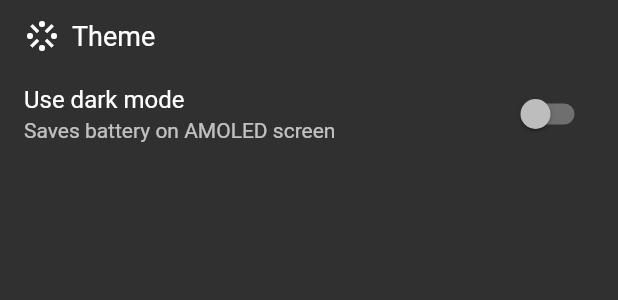
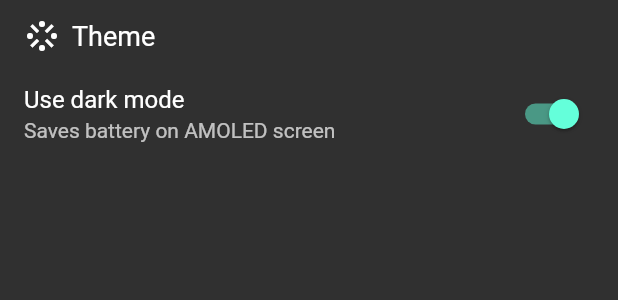
Before and after one commit to flamyoad/meal_generator, a Flutter app: the OptionsScreen widget shown alone on an empty page, opened directly, after a tap on "Use dark mode", on a phone screen of 412 x 824 dp. Shown: the top 300 px of the screen. Run offline on Flutter 3.47's test engine with Material 2 defaults, Android fonts, the phone set to English and light mode, and no system bars; our stand-ins replace bloc, dartz, dio, equatable, flutter_bloc, get_it and 2 more; network calls fail.

Commit message:
Implement dark theme with Inherited Widget

```diff
--- /dev/null
+++ b/lib/app_settings.dart
@@ -0,0 +1,49 @@
+import 'package:flutter/cupertino.dart';
+import 'package:flutter/material.dart';
+
+class AppSettings extends StatefulWidget {
+  final Widget child;
+
+  AppSettings({required this.child}) : super();
+
+  @override
+  State<StatefulWidget> createState() => AppSettingsState();
+}
+
+class AppSettingsState extends State<AppSettings> {
+  ThemeMode theme = ThemeMode.system;
+
+  setTheme(ThemeMode newTheme) {
+    setState(() {
+      theme = newTheme;
+    });
+  }
+
+  @override
+  Widget build(BuildContext context) {
+    return AppSettingsChanger(settings: this, child: widget.child);
+  }
+}
+
+// Inherited widget stores the State of the AppSettings class
+class AppSettingsChanger extends InheritedWidget {
+  final AppSettingsState settings;
+
+  AppSettingsChanger({required this.settings, required Widget child})
+      : super(child: child);
+
+  static AppSettingsState of(BuildContext context) {
+    var inherited = context.dependOnInheritedWidgetOfExactType<AppSettingsChanger>();
+    return inherited!.settings;
+  }
+
+  static ThemeMode getTheme(BuildContext context) {
+    var inherited = context.dependOnInheritedWidgetOfExactType<AppSettingsChanger>();
+    return inherited!.settings.theme;
+  }
+
+  @override
+  bool updateShouldNotify(covariant InheritedWidget oldWidget) {
+    return true;
+  }
+}
--- a/lib/main.dart
+++ b/lib/main.dart
@@ -1,5 +1,6 @@
 import 'package:flutter/material.dart';
 import 'package:flutter_bloc/flutter_bloc.dart';
+import 'package:meal_generator/app_settings.dart';
 import 'package:meal_generator/core/api/environment.dart';
 import 'package:meal_generator/core/app_routes.dart';
 import 'package:meal_generator/core/di/service_locator.dart';
@@ -42,10 +43,18 @@ class _MyAppState extends State<MyApp> {
 
   @override
   Widget build(BuildContext context) {
+    return AppSettings(
+      child: Builder(
+        builder: (context) {
           return MaterialApp(
               title: 'Flutter Demo',
+              themeMode: AppSettingsChanger.getTheme(context), // Only works if both theme/dark theme is provided
               theme: ThemeData(
                 primarySwatch: Colors.purple,
+                brightness: Brightness.light
+              ),
+              darkTheme: ThemeData(
+                primaryColor: Colors.amber,
                 brightness: Brightness.dark
               ),
               onGenerateRoute: (RouteSettings routeSettings) {
@@ -68,6 +77,9 @@ class _MyAppState extends State<MyApp> {
                       onTap: _onItemTapped,
                     );
                   })));
+        },
+      ),
+    );
   }
 
   void _onItemTapped(int index) {
--- a/lib/presentation/widget/options/options_screen.dart
+++ b/lib/presentation/widget/options/options_screen.dart
@@ -1,5 +1,6 @@
 import 'package:flutter/cupertino.dart';
 import 'package:flutter/material.dart';
+import 'package:meal_generator/app_settings.dart';
 
 class OptionsScreen extends StatefulWidget {
   @override
@@ -7,8 +8,6 @@ class OptionsScreen extends StatefulWidget {
 }
 
 class _OptionsScreenState extends State<OptionsScreen> {
-  bool useDarkMode = true;
-
   @override
   Widget build(BuildContext context) {
     return Container(
@@ -19,11 +18,15 @@ class _OptionsScreenState extends State<OptionsScreen> {
           _buildListHeader(title: 'Theme', icon: Icon(Icons.stream)),
           Flexible(
               child: SwitchListTile(
-                  value: useDarkMode,
+                  value: AppSettingsChanger.getTheme(context) == ThemeMode.dark ? true : false,
                   title: Text('Use dark mode'),
                   subtitle: Text('Saves battery on AMOLED screen'),
-                  onChanged: (bool) {
-                    setState(() => useDarkMode = !useDarkMode);
+                  onChanged: (useDarkMode) {
+                    if (useDarkMode) {
+                      AppSettingsChanger.of(context).setTheme(ThemeMode.dark);
+                    } else {
+                      AppSettingsChanger.of(context).setTheme(ThemeMode.light);
+                    }
                   })),
         ],
       ),
```
Lines whose indentation alone changed are shown as unchanged.
